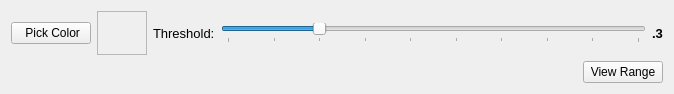
Above: resources/views/algorithms/MatchedFilter.ui from crgrove/automated-drone-image-analysis-tool before the change. Below: the same form after it.
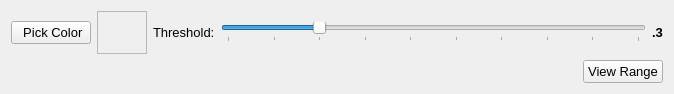
That is the form after the change. Icons and pictures are not drawn.

Patch:
```diff
--- a/resources/views/algorithms/MatchedFilter.ui
+++ b/resources/views/algorithms/MatchedFilter.ui
@@ -18,6 +18,11 @@
     <layout class="QHBoxLayout" name="ColorSelectionLayout">
      <item>
       <widget class="QPushButton" name="colorButton">
+       <property name="font">
+        <font>
+         <pointsize>10</pointsize>
+        </font>
+       </property>
        <property name="text">
         <string> Pick Color</string>
        </property>
@@ -123,6 +128,11 @@
          <verstretch>0</verstretch>
         </sizepolicy>
        </property>
+       <property name="font">
+        <font>
+         <pointsize>10</pointsize>
+        </font>
+       </property>
        <property name="text">
         <string>View Range</string>
        </property>
```
